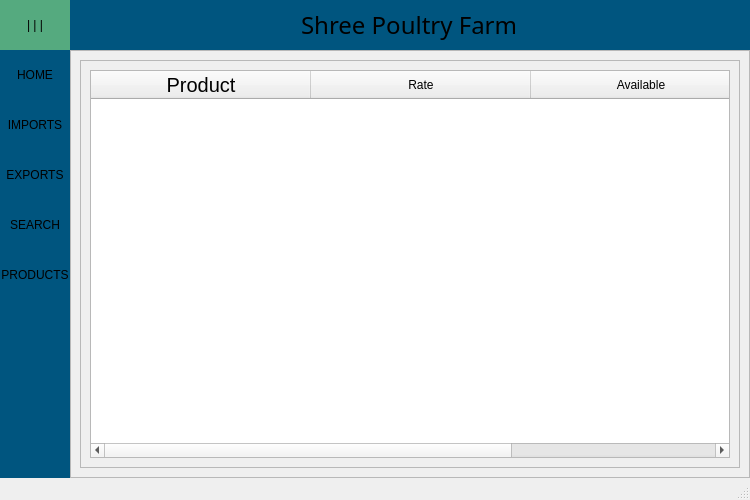
Above: untitled.ui from psycoder01/shree-records before the change. Below: the same form after it.
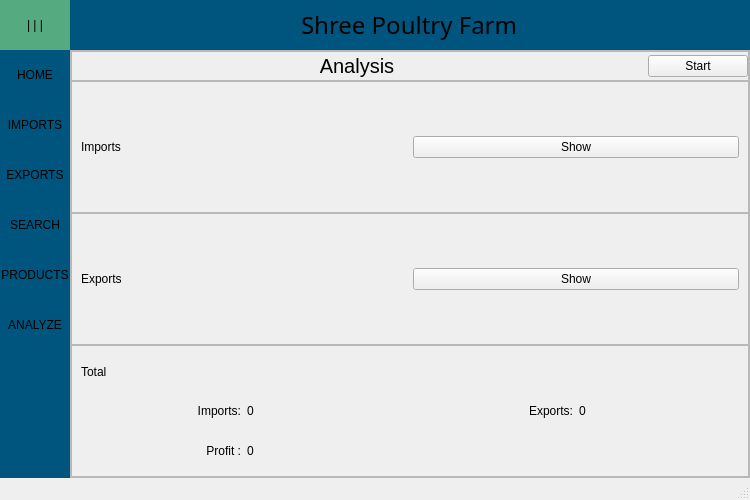
That is the form after the change. The open tabs and pages were chosen to show the change.

Commit message: added analytics page and functions

The edit to the form file:
```diff
--- a/untitled.ui
+++ b/untitled.ui
@@ -410,6 +410,35 @@
                </property>
               </widget>
              </item>
+             <item>
+              <widget class="QPushButton" name="Btn_Menu_Analyze">
+               <property name="minimumSize">
+                <size>
+                 <width>0</width>
+                 <height>50</height>
+                </size>
+               </property>
+               <property name="styleSheet">
+                <string notr="true">QPushButton{
+	background-color: rgb(0, 85, 127);
+	border:0px solid;
+	outline:0;
+}
+QPushButton:hover{
+	background-color: rgb(0, 0, 255);
+}
+QPushButton:checked{
+	background-color: rgb(0, 170, 127);
+}</string>
+               </property>
+               <property name="text">
+                <string>ANALYZE</string>
+               </property>
+               <property name="checkable">
+                <bool>true</bool>
+               </property>
+              </widget>
+             </item>
             </layout>
            </widget>
           </item>
@@ -509,6 +538,247 @@
               </item>
              </layout>
             </widget>
+            <widget class="QWidget" name="page_Analyze">
+             <layout class="QVBoxLayout" name="verticalLayout_12">
+              <property name="spacing">
+               <number>0</number>
+              </property>
+              <property name="leftMargin">
+               <number>0</number>
+              </property>
+              <property name="topMargin">
+               <number>0</number>
+              </property>
+              <property name="rightMargin">
+               <number>0</number>
+              </property>
+              <property name="bottomMargin">
+               <number>0</number>
+              </property>
+              <item>
+               <widget class="QFrame" name="frame_pageAnalyze">
+                <property name="frameShape">
+                 <enum>QFrame::NoFrame</enum>
+                </property>
+                <property name="frameShadow">
+                 <enum>QFrame::Raised</enum>
+                </property>
+                <layout class="QVBoxLayout" name="verticalLayout_10">
+                 <property name="spacing">
+                  <number>0</number>
+                 </property>
+                 <property name="leftMargin">
+                  <number>0</number>
+                 </property>
+                 <property name="topMargin">
+                  <number>0</number>
+                 </property>
+                 <property name="rightMargin">
+                  <number>0</number>
+                 </property>
+                 <property name="bottomMargin">
+                  <number>0</number>
+                 </property>
+                 <item>
+                  <widget class="QFrame" name="labels_Analyze">
+                   <property name="maximumSize">
+                    <size>
+                     <width>16777215</width>
+                     <height>30</height>
+                    </size>
+                   </property>
+                   <property name="frameShape">
+                    <enum>QFrame::StyledPanel</enum>
+                   </property>
+                   <property name="frameShadow">
+                    <enum>QFrame::Raised</enum>
+                   </property>
+                   <layout class="QHBoxLayout" name="horizontalLayout_6">
+                    <property name="leftMargin">
+                     <number>0</number>
+                    </property>
+                    <property name="topMargin">
+                     <number>0</number>
+                    </property>
+                    <property name="rightMargin">
+                     <number>0</number>
+                    </property>
+                    <property name="bottomMargin">
+                     <number>0</number>
+                    </property>
+                    <item>
+                     <widget class="QLabel" name="label_Analyze">
+                      <property name="font">
+                       <font>
+                        <pointsize>15</pointsize>
+                       </font>
+                      </property>
+                      <property name="text">
+                       <string>Analysis</string>
+                      </property>
+                      <property name="alignment">
+                       <set>Qt::AlignCenter</set>
+                      </property>
+                     </widget>
+                    </item>
+                    <item>
+                     <widget class="QPushButton" name="btnAnalyze">
+                      <property name="maximumSize">
+                       <size>
+                        <width>100</width>
+                        <height>16777215</height>
+                       </size>
+                      </property>
+                      <property name="text">
+                       <string>Start</string>
+                      </property>
+                     </widget>
+                    </item>
+                   </layout>
+                  </widget>
+                 </item>
+                 <item>
+                  <widget class="QFrame" name="importsSectionAnalyze">
+                   <property name="frameShape">
+                    <enum>QFrame::StyledPanel</enum>
+                   </property>
+                   <property name="frameShadow">
+                    <enum>QFrame::Raised</enum>
+                   </property>
+                   <layout class="QGridLayout" name="gridLayout_6">
+                    <item row="1" column="0">
+                     <widget class="QLabel" name="label_Imports">
+                      <property name="text">
+                       <string>Imports</string>
+                      </property>
+                     </widget>
+                    </item>
+                    <item row="1" column="1">
+                     <widget class="QPushButton" name="showAnalyticsImports">
+                      <property name="text">
+                       <string>Show</string>
+                      </property>
+                     </widget>
+                    </item>
+                   </layout>
+                  </widget>
+                 </item>
+                 <item>
+                  <widget class="QFrame" name="exportsSectionAnalyze">
+                   <property name="frameShape">
+                    <enum>QFrame::StyledPanel</enum>
+                   </property>
+                   <property name="frameShadow">
+                    <enum>QFrame::Raised</enum>
+                   </property>
+                   <layout class="QGridLayout" name="gridLayout_5">
+                    <property name="leftMargin">
+                     <number>9</number>
+                    </property>
+                    <property name="topMargin">
+                     <number>9</number>
+                    </property>
+                    <property name="rightMargin">
+                     <number>9</number>
+                    </property>
+                    <property name="bottomMargin">
+                     <number>9</number>
+                    </property>
+                    <property name="spacing">
+                     <number>6</number>
+                    </property>
+                    <item row="0" column="0">
+                     <widget class="QLabel" name="label_exports">
+                      <property name="text">
+                       <string>Exports</string>
+                      </property>
+                     </widget>
+                    </item>
+                    <item row="0" column="1">
+                     <widget class="QPushButton" name="showAnalyticsExports">
+                      <property name="text">
+                       <string>Show</string>
+                      </property>
+                     </widget>
+                    </item>
+                   </layout>
+                  </widget>
+                 </item>
+                 <item>
+                  <widget class="QFrame" name="totalSectionAnalyze">
+                   <property name="frameShape">
+                    <enum>QFrame::StyledPanel</enum>
+                   </property>
+                   <property name="frameShadow">
+                    <enum>QFrame::Raised</enum>
+                   </property>
+                   <layout class="QGridLayout" name="gridLayout_7">
+                    <item row="1" column="2">
+                     <widget class="QLabel" name="label_4">
+                      <property name="text">
+                       <string>Exports:</string>
+                      </property>
+                      <property name="alignment">
+                       <set>Qt::AlignRight|Qt::AlignTrailing|Qt::AlignVCenter</set>
+                      </property>
+                     </widget>
+                    </item>
+                    <item row="1" column="1">
+                     <widget class="QLabel" name="totalAnalyticsImportsLabel">
+                      <property name="text">
+                       <string>0</string>
+                      </property>
+                     </widget>
+                    </item>
+                    <item row="0" column="0">
+                     <widget class="QLabel" name="label_2">
+                      <property name="text">
+                       <string>Total</string>
+                      </property>
+                     </widget>
+                    </item>
+                    <item row="1" column="3">
+                     <widget class="QLabel" name="totalAnalyticsExportsLabel">
+                      <property name="text">
+                       <string>0</string>
+                      </property>
+                     </widget>
+                    </item>
+                    <item row="1" column="0">
+                     <widget class="QLabel" name="label_3">
+                      <property name="text">
+                       <string>Imports:</string>
+                      </property>
+                      <property name="alignment">
+                       <set>Qt::AlignRight|Qt::AlignTrailing|Qt::AlignVCenter</set>
+                      </property>
+                     </widget>
+                    </item>
+                    <item row="2" column="0">
+                     <widget class="QLabel" name="label_5">
+                      <property name="text">
+                       <string>Profit :</string>
+                      </property>
+                      <property name="alignment">
+                       <set>Qt::AlignRight|Qt::AlignTrailing|Qt::AlignVCenter</set>
+                      </property>
+                     </widget>
+                    </item>
+                    <item row="2" column="1">
+                     <widget class="QLabel" name="profitAnalyticsLabel">
+                      <property name="text">
+                       <string>0</string>
+                      </property>
+                     </widget>
+                    </item>
+                   </layout>
+                  </widget>
+                 </item>
+                </layout>
+               </widget>
+              </item>
+             </layout>
+            </widget>
             <widget class="QWidget" name="page_Imports">
              <layout class="QVBoxLayout" name="verticalLayout_8">
               <item>
```
The commit also changes 5 other files.
